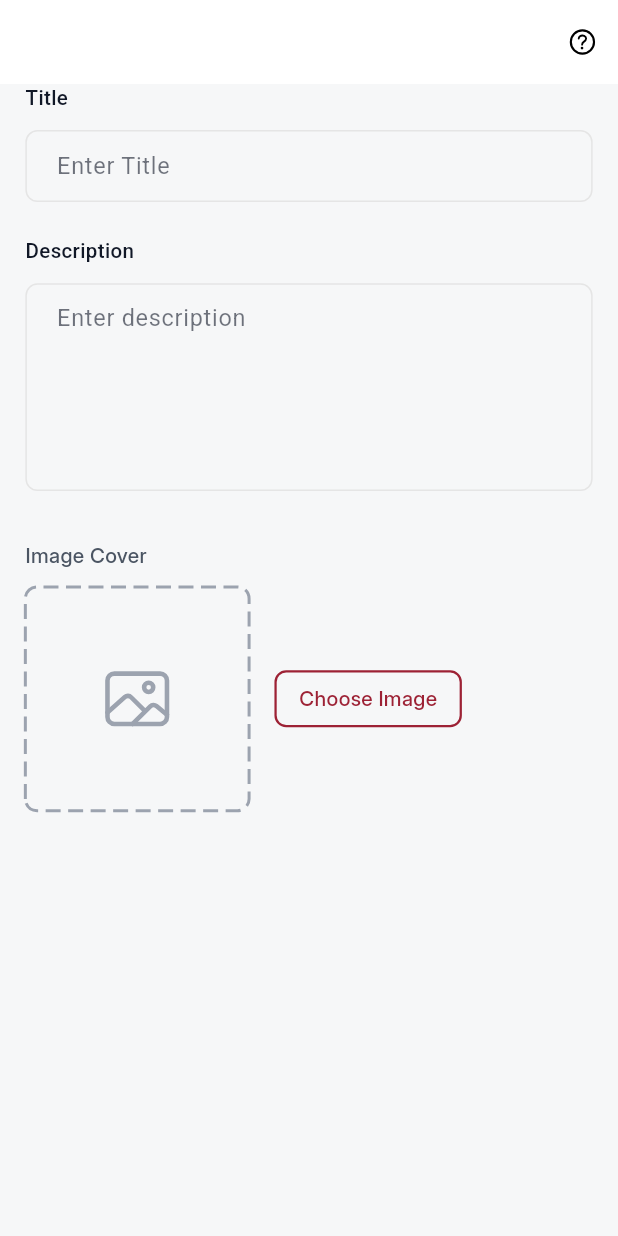
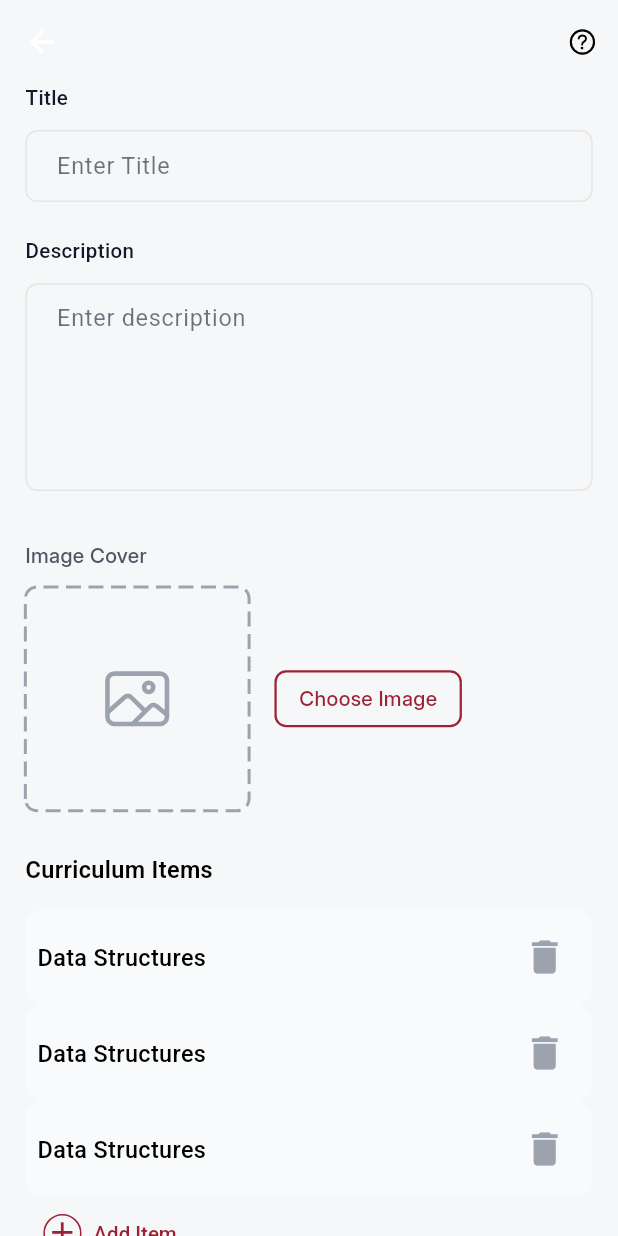
Before and after one commit to Mahmoudelnagar5/ITI---Graduation-Project, a Flutter app: the AddItemView screen opened by its route, on a phone screen of 412 x 824 dp. Run offline on Flutter 3.47's test engine with Material 3 defaults, Android fonts, the phone set to English and light mode, and no system bars; drawn by our look-alikes of dotted_border; our stand-ins replace flutter_bloc, flutter_screenutil, flutter_svg, gap, image_picker, persistent_bottom_nav_bar and 2 more; accounts and stored records are empty.

Commit message:
feat(add-item): Enhance add item functionality with new UI components and notification feature

```diff
--- a/lib/main.dart
+++ b/lib/main.dart
@@ -4,12 +4,14 @@ import 'package:final_project_iti/core/functions/network/network.dart';
 import 'package:final_project_iti/core/routing/route_export.dart';
 import 'package:final_project_iti/core/theme/theme_manager.dart';
 import 'package:final_project_iti/l10n/app_localizations.dart';
+import 'package:final_project_iti/user/admin/features/admin_panel/presentation/pages/admin_panel_page.dart';
 import 'package:final_project_iti/user/student/features/home/presentation/manager/localization/localization_cubit.dart';
 import 'package:final_project_iti/user/student/features/home/presentation/manager/localization/localization_state.dart';
 import 'package:final_project_iti/user/student/features/home/presentation/manager/theme/app_cubit.dart';
 import 'package:final_project_iti/user/student/features/home/presentation/manager/theme/app_state.dart';
 import 'package:final_project_iti/user/student/features/splash_view/splash_view.dart';
 import 'package:final_project_iti/user/super_admin/features/add_item/presentation/views/add_item_view.dart';
+import 'package:final_project_iti/user/super_admin/features/dashboard/presentation/views/super_admin_view.dart';
 
 void main() async {
   WidgetsFlutterBinding.ensureInitialized();
@@ -54,7 +56,7 @@ class MyApp extends StatelessWidget {
                     themeMode: AppCubit.get(context).getTheme(),
                     onGenerateRoute: AppRouter.generateRoute,
                     initialRoute: initalRouteMethod(),
-                    home: const SplashView(),
+                    home: const SuperAdminView(),
                   );
                 },
               );
--- a/lib/user/admin/features/admin_panel/presentation/widgets/send_notification_button.dart
+++ b/lib/user/admin/features/admin_panel/presentation/widgets/send_notification_button.dart
@@ -19,7 +19,7 @@ class SendNotificationButton extends StatelessWidget {
         onPressed: onPressed,
         style: ElevatedButton.styleFrom(
           backgroundColor: AppColors.mainColorStart,
-          padding: EdgeInsets.symmetric(vertical: 14.h),
+          padding: EdgeInsets.symmetric(vertical: 22.h),
           shape: RoundedRectangleBorder(
             borderRadius: BorderRadius.circular(radius.r),
           ),
--- a/lib/user/super_admin/features/add_item/presentation/views/add_item_view.dart
+++ b/lib/user/super_admin/features/add_item/presentation/views/add_item_view.dart
@@ -3,21 +3,47 @@ import 'package:final_project_iti/user/super_admin/features/add_item/presentatio
 import 'package:final_project_iti/user/super_admin/features/add_item/presentation/widgets/add_item_app_bar.dart';
 import 'package:final_project_iti/user/super_admin/features/add_item/presentation/widgets/title_and_description_section.dart';
 
+import '../widgets/add_item_button.dart';
+import '../widgets/curriculum_item_list_view.dart';
+import '../widgets/notification_bottom_sheet.dart';
+
 class AddItemView extends StatelessWidget {
-  const AddItemView({super.key, this.title});
-  final String? title;
+  const AddItemView({super.key});
   @override
   Widget build(BuildContext context) {
+    final title = ModalRoute.of(context)?.settings.arguments as String?;
     return Scaffold(
-      appBar: const AddItemAppBar(),
+      appBar: AddItemAppBar(title: title),
       body: SingleChildScrollView(
+        physics: const BouncingScrollPhysics(),
         child: Padding(
           padding: EdgeInsets.symmetric(horizontal: 16.0.w),
           child: Column(
+            crossAxisAlignment: CrossAxisAlignment.start,
             children: [
               const TitleAndDescriptionSection(),
               Gap(34.h),
               const CoverImageSection(),
+              const Gap(28),
+              Text(
+                'Curriculum Items',
+                style: AppTextStyles.textStyleMedium14.copyWith(
+                  fontWeight: FontWeight.w600,
+                  color: AppColors.black,
+                  fontSize: 16.sp,
+                ),
+              ),
+              Gap(16.h),
+              const CurriculumItemListView(),
+              const AddItemButton(),
+              Gap(16.h),
+              SendNotificationButton(
+                label: 'Save Changes',
+                onPressed: () {
+                  NotificationBottomSheet.show(context);
+                },
+              ),
+              Gap(16.h),
             ],
           ),
         ),
--- a/lib/user/super_admin/features/add_item/presentation/widgets/add_item_app_bar.dart
+++ b/lib/user/super_admin/features/add_item/presentation/widgets/add_item_app_bar.dart
@@ -1,4 +1,3 @@
-
 import 'package:final_project_iti/core/routing/route_export.dart';
 
 class AddItemAppBar extends StatelessWidget implements PreferredSizeWidget {
@@ -21,7 +20,8 @@ class AddItemAppBar extends StatelessWidget implements PreferredSizeWidget {
           ),
         ),
       ],
-      backgroundColor: AppColors.white,
+      backgroundColor: Colors.transparent,
+      elevation: 0,
       title: Text(
         title ?? '',
         style: AppTextStyles.textStyleMedium18.copyWith(
@@ -33,6 +33,5 @@ class AddItemAppBar extends StatelessWidget implements PreferredSizeWidget {
   }
 
   @override
-  // TODO: implement preferredSize
   Size get preferredSize => const Size.fromHeight(kToolbarHeight);
 }
--- /dev/null
+++ b/lib/user/super_admin/features/add_item/presentation/widgets/add_item_button.dart
@@ -0,0 +1,29 @@
+import '../../../../../../core/routing/route_export.dart';
+
+class AddItemButton extends StatelessWidget {
+  const AddItemButton({super.key});
+
+  @override
+  Widget build(BuildContext context) {
+    return TextButton.icon(
+      onPressed: () {},
+      icon: Container(
+        decoration: BoxDecoration(
+          shape: BoxShape.circle,
+          border: Border.all(color: AppColors.mainColorStart),
+        ),
+        child: Center(
+          child: Icon(Icons.add, color: AppColors.mainColorStart, size: 24.r),
+        ),
+      ),
+      label: Text(
+        'Add Item',
+        style: AppTextStyles.textStyleMedium14.copyWith(
+          color: AppColors.mainColorStart,
+        ),
+      ),
+    );
+    //
+    // onPressed: onPressed, child: child)
+  }
+}
--- /dev/null
+++ b/lib/user/super_admin/features/add_item/presentation/widgets/curriculum_item_container.dart
@@ -0,0 +1,38 @@
+import '../../../../../../core/routing/route_export.dart';
+
+class CurriculumItemContainer extends StatelessWidget {
+  const CurriculumItemContainer({super.key});
+
+  @override
+  Widget build(BuildContext context) {
+    return Container(
+      padding: const EdgeInsets.all(8),
+      decoration: BoxDecoration(
+        color: AppColors.addcontant,
+        borderRadius: BorderRadius.circular(12),
+        boxShadow: const [],
+      ),
+      child: Row(
+        mainAxisAlignment: MainAxisAlignment.spaceBetween,
+        children: [
+          Text(
+            'Data Structures',
+            style: AppTextStyles.textStyleRegular16.copyWith(
+              fontWeight: FontWeight.w500,
+              color: AppColors.black,
+              fontSize: 16.sp,
+            ),
+          ),
+          IconButton(
+            onPressed: () {},
+            icon: Icon(
+              Icons.delete,
+              color: AppColors.lightHintTextField,
+              size: 30.r,
+            ),
+          ),
+        ],
+      ),
+    );
+  }
+}
--- /dev/null
+++ b/lib/user/super_admin/features/add_item/presentation/widgets/curriculum_item_list_view.dart
@@ -0,0 +1,19 @@
+import '../../../../../../core/routing/route_export.dart';
+import 'curriculum_item_container.dart';
+
+class CurriculumItemListView extends StatelessWidget {
+  const CurriculumItemListView({super.key});
+
+  @override
+  Widget build(BuildContext context) {
+    return ListView.builder(
+      padding: EdgeInsets.zero,
+      itemCount: 3,
+      shrinkWrap: true,
+      physics: const NeverScrollableScrollPhysics(),
+      itemBuilder: (context, index) {
+        return const CurriculumItemContainer();
+      },
+    );
+  }
+}
```
Also changed, not shown: lib/user/super_admin/features/add_item/presentation/widgets/notification_bottom_sheet.dart (added, +131 -0 lines), lib/user/super_admin/features/dashboard/presentation/widgets/custom_app_bar_admin.dart (+12 -2 lines), lib/user/super_admin/features/dashboard/presentation/widgets/quick_action_item.dart (+7 -1 lines).
